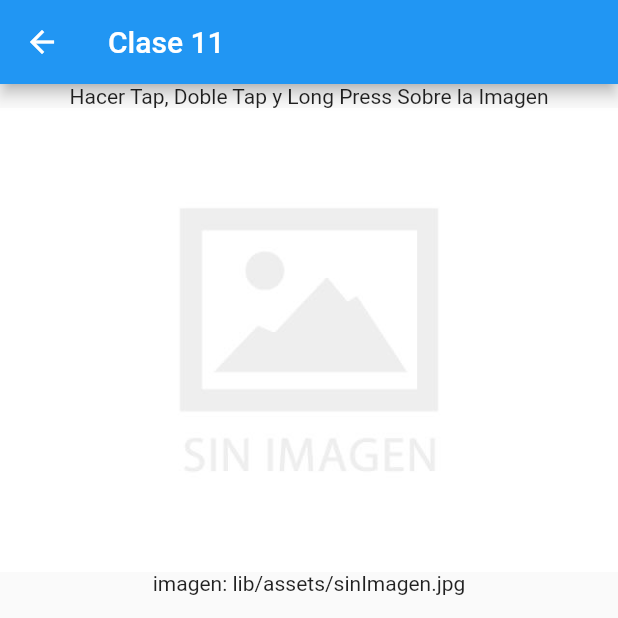
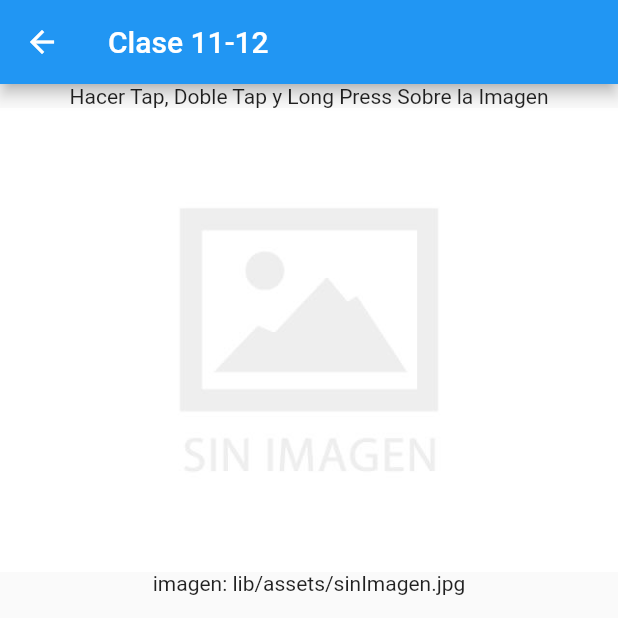
Before and after one commit to demiante/gmaj_test_app, a Flutter app: the Clase11 screen opened by its route, on a phone screen of 412 x 824 dp, the top half of it. Run offline on Flutter 3.47's test engine with Material 2 defaults, Android fonts, the phone set to English and light mode, and no system bars.

Commit message:
confirmar en master

```diff
--- a/lib/screens/clase11.dart
+++ b/lib/screens/clase11.dart
@@ -20,7 +20,7 @@ class _Clase11State extends State<Clase11> {
   Widget build(BuildContext context) {
     return Scaffold(
       appBar: AppBar(
-        title: Text("Clase 11"),
+        title: Text("Clase 11-12"),
       ),
       body: Center(
         child: Column(
```
